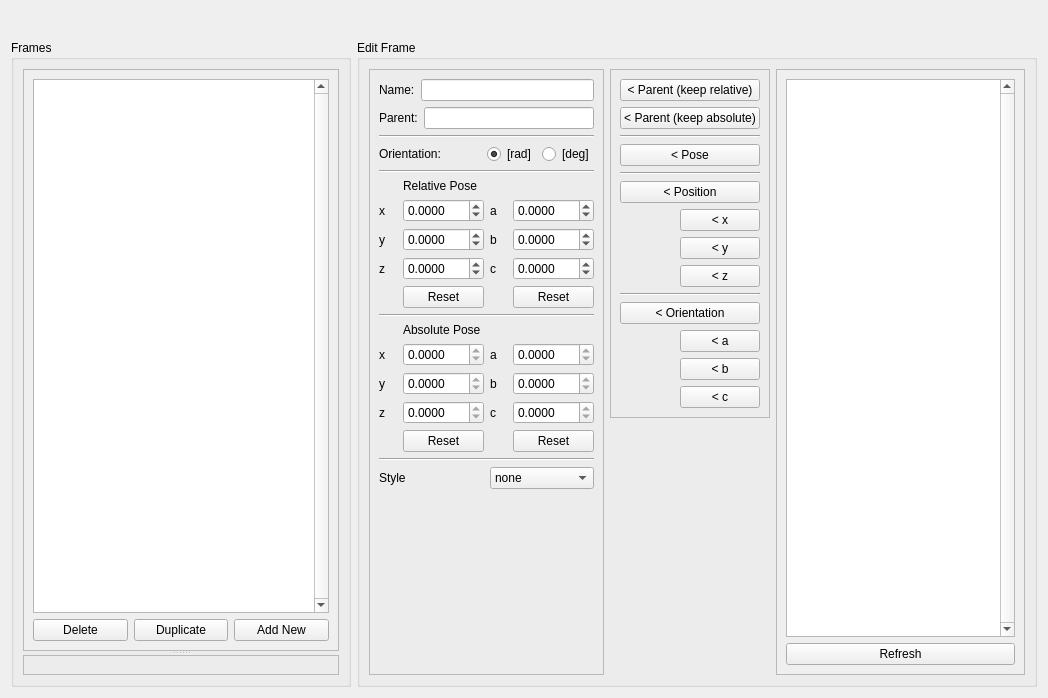
ipa320/rqt_frame_editor_plugin-release, file frame_editor/src/frame_editor/FrameEditorGUI.ui: the form before one commit.
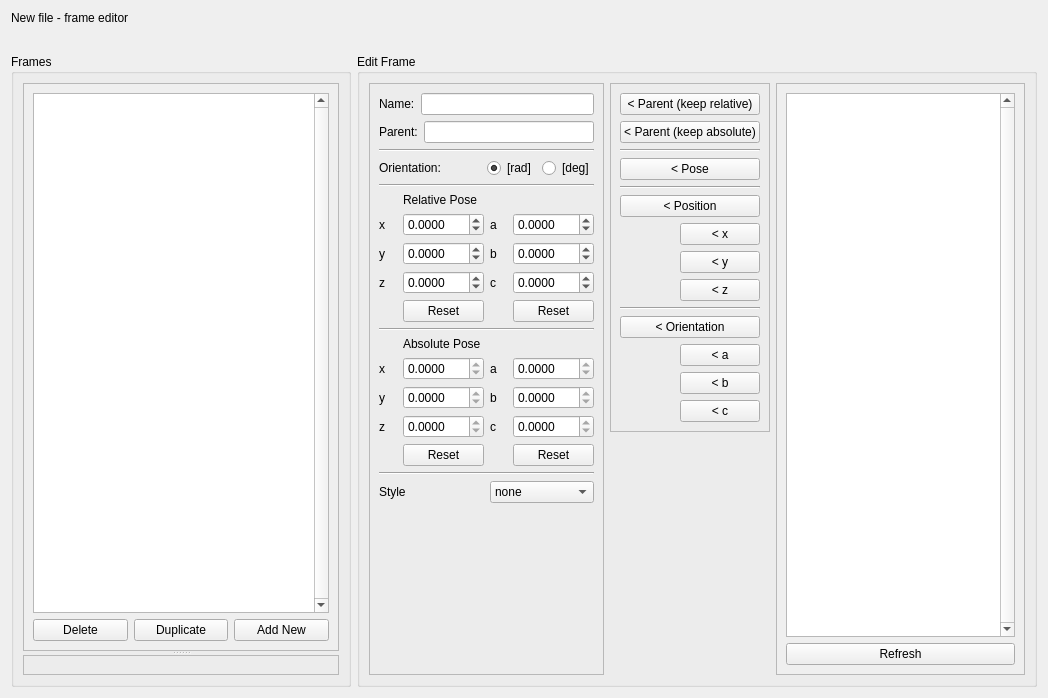
The form after the commit. Icons and pictures are not drawn.

Patch:
```diff
--- a/frame_editor/src/frame_editor/FrameEditorGUI.ui
+++ b/frame_editor/src/frame_editor/FrameEditorGUI.ui
@@ -15,7 +15,11 @@
   </property>
   <layout class="QVBoxLayout" name="verticalLayout">
    <item>
-    <widget class="QMenuBar" name="menuBar"/>
+    <widget class="QLabel" name="lab_file_name">
+     <property name="text">
+      <string>New file - frame editor</string>
+     </property>
+    </widget>
    </item>
    <item>
     <widget class="QToolBar" name="mainToolBar"/>
@@ -54,8 +58,8 @@
              <rect>
               <x>0</x>
               <y>0</y>
-              <width>321</width>
-              <height>548</height>
+              <width>312</width>
+              <height>562</height>
              </rect>
             </property>
             <layout class="QVBoxLayout" name="verticalLayout_5">
@@ -862,8 +866,8 @@
             <rect>
              <x>0</x>
              <y>0</y>
-             <width>137</width>
-             <height>590</height>
+             <width>159</width>
+             <height>586</height>
             </rect>
            </property>
            <layout class="QVBoxLayout" name="verticalLayout_6">
```
Left out of the diff: 3 changed lines with no effect on the pictures.
